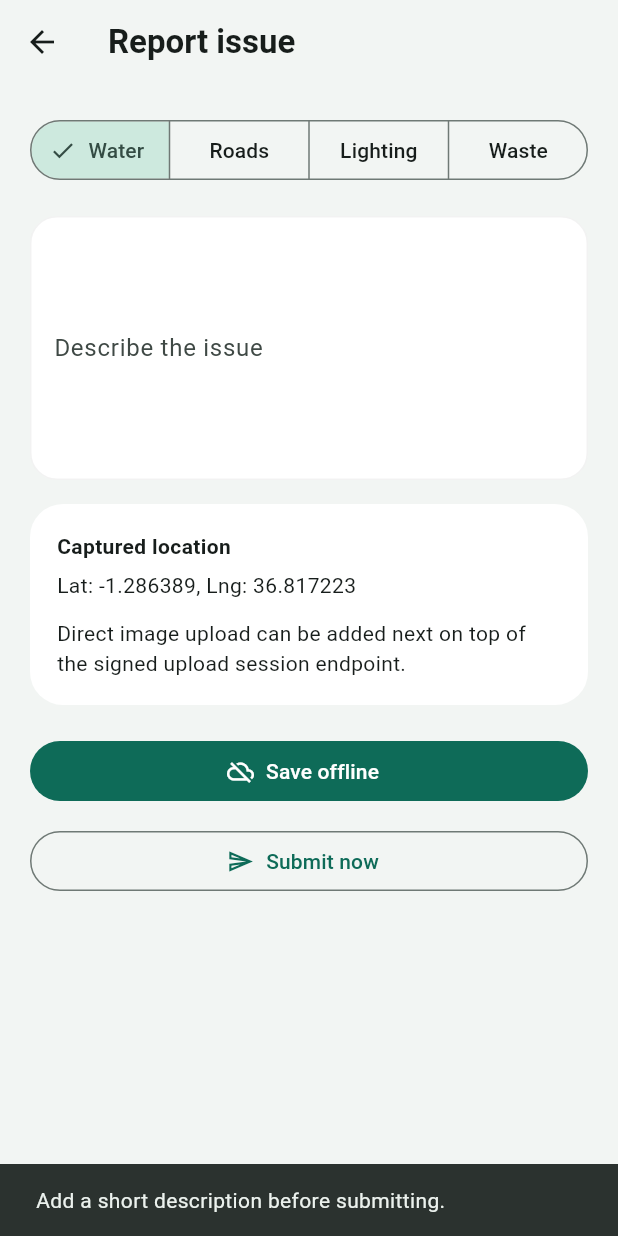
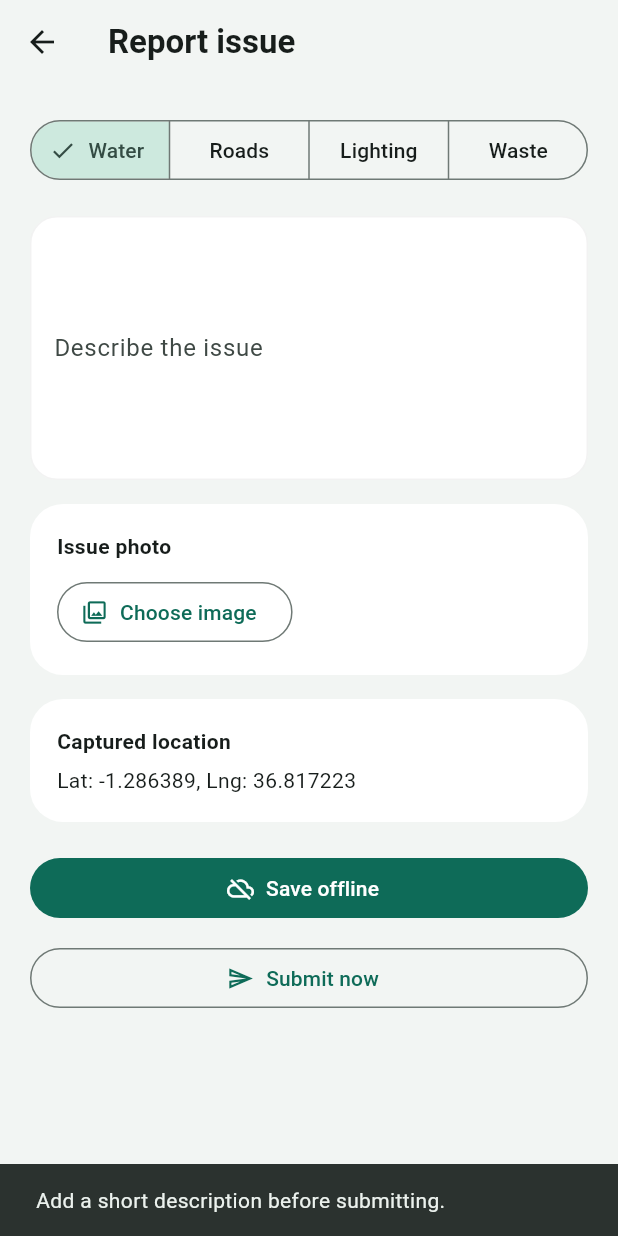
Before and after one commit to hamzemohamed32/Mycity, a Flutter app: the SubmitComplaintScreen screen opened directly with empty values, after a tap on "Submit now", on a phone screen of 412 x 824 dp. Run offline on Flutter 3.47's test engine with Material 3 defaults, Android fonts, the phone set to English and light mode, and no system bars; our stand-ins replace google_maps_flutter, image_picker, shared_preferences; accounts and stored records are empty.

Commit message:
feat: add mobile signed image upload flow (#8)

```diff
--- a/apps/mobile/lib/features/complaints/presentation/screens/submit_complaint_screen.dart
+++ b/apps/mobile/lib/features/complaints/presentation/screens/submit_complaint_screen.dart
@@ -1,4 +1,6 @@
+import 'dart:io';
 import 'package:flutter/material.dart';
+import 'package:image_picker/image_picker.dart';
 import '../../../../shared/network/api_exception.dart';
 import '../../../../shared/storage/offline/offline_queue.dart';
 import '../../../../shared/storage/session/session_controller.dart';
@@ -22,8 +24,10 @@ class SubmitComplaintScreen extends StatefulWidget {
 
 class _SubmitComplaintScreenState extends State<SubmitComplaintScreen> {
   final _descriptionController = TextEditingController();
+  final _imagePicker = ImagePicker();
   String _category = 'water';
   bool _isSubmitting = false;
+  XFile? _selectedImage;
 
   @override
   void dispose() {
@@ -48,6 +52,7 @@ class _SubmitComplaintScreenState extends State<SubmitComplaintScreen> {
       'category': _category,
       'lat': -1.286389,
       'lng': 36.817223,
+      if (_selectedImage != null) 'localImagePath': _selectedImage!.path,
       'createdAt': DateTime.now().toIso8601String(),
     });
 
@@ -75,6 +80,15 @@ class _SubmitComplaintScreenState extends State<SubmitComplaintScreen> {
     setState(() => _isSubmitting = true);
 
     try {
+      String? imageUrl;
+      if (_selectedImage != null) {
+        imageUrl = await widget.complaintsRepository.uploadComplaintImage(
+          token: token,
+          filePath: _selectedImage!.path,
+          fileName: _selectedImage!.name,
+        );
+      }
+
       await widget.complaintsRepository.createComplaint(
         token: token,
         description: description,
@@ -82,6 +96,7 @@ class _SubmitComplaintScreenState extends State<SubmitComplaintScreen> {
         lat: -1.286389,
         lng: 36.817223,
         clientRequestId: _newClientRequestId(),
+        imageUrl: imageUrl,
       );
 
       if (!mounted) {
@@ -98,6 +113,27 @@ class _SubmitComplaintScreenState extends State<SubmitComplaintScreen> {
         setState(() => _isSubmitting = false);
       }
     }
+  }
+
+  Future<void> _pickImage() async {
+    try {
+      final file = await _imagePicker.pickImage(
+        source: ImageSource.gallery,
+        imageQuality: 85,
+      );
+
+      if (file == null || !mounted) {
+        return;
+      }
+
+      setState(() => _selectedImage = file);
+    } catch (_) {
+      _showMessage('Unable to select an image right now.');
+    }
+  }
+
+  void _clearImage() {
+    setState(() => _selectedImage = null);
   }
 
   void _showMessage(String message) {
@@ -141,14 +177,64 @@ class _SubmitComplaintScreenState extends State<SubmitComplaintScreen> {
               color: Colors.white,
               borderRadius: BorderRadius.circular(22),
             ),
+            child: Column(
+              crossAxisAlignment: CrossAxisAlignment.start,
+              children: [
+                const Text('Issue photo', style: TextStyle(fontWeight: FontWeight.w700)),
+                const SizedBox(height: 10),
+                if (_selectedImage == null)
+                  OutlinedButton.icon(
+                    onPressed: _isSubmitting ? null : _pickImage,
+                    icon: const Icon(Icons.photo_library_outlined),
+                    label: const Text('Choose image'),
+                  )
+                else
+                  Column(
+                    crossAxisAlignment: CrossAxisAlignment.start,
+                    children: [
+                      ClipRRect(
+                        borderRadius: BorderRadius.circular(18),
+                        child: Image.file(
+                          File(_selectedImage!.path),
+                          height: 180,
+                          width: double.infinity,
+                          fit: BoxFit.cover,
+                        ),
+                      ),
+                      const SizedBox(height: 10),
+                      Row(
+                        children: [
+                          Expanded(
+                            child: Text(
+                              _selectedImage!.name,
+                              maxLines: 1,
+                              overflow: TextOverflow.ellipsis,
+                            ),
+                          ),
+                          TextButton(
+                            onPressed: _isSubmitting ? null : _clearImage,
+                            child: const Text('Remove'),
+                          ),
+                        ],
+                      ),
+                    ],
+                  ),
+              ],
+            ),
+          ),
+          const SizedBox(height: 16),
+          Container(
+            padding: const EdgeInsets.all(18),
+            decoration: BoxDecoration(
+              color: Colors.white,
+              borderRadius: BorderRadius.circular(22),
+            ),
             child: const Column(
               crossAxisAlignment: CrossAxisAlignment.start,
               children: [
                 Text('Captured location', style: TextStyle(fontWeight: FontWeight.w700)),
                 SizedBox(height: 6),
                 Text('Lat: -1.286389, Lng: 36.817223'),
-                SizedBox(height: 12),
-                Text('Direct image upload can be added next on top of the signed upload session endpoint.'),
               ],
             ),
           ),
```
Also changed, not shown: apps/mobile/lib/features/complaints/data/repositories/complaints_repository.dart (+105 -1 lines).
